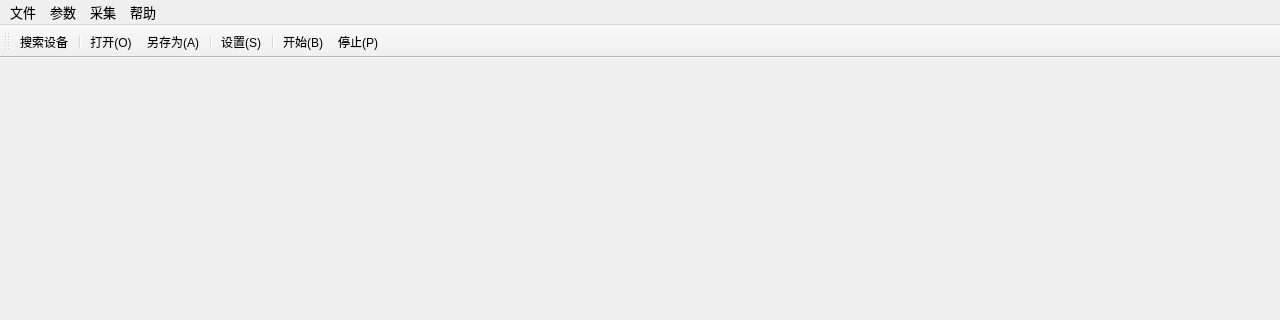
First picture: the form in mainwindow.ui, repository GitYuanZi/Coherent_wind, before the edit; both pictures show x 0 to 1280 and y 0 to 320 of the 1280 by 720 pixel window.
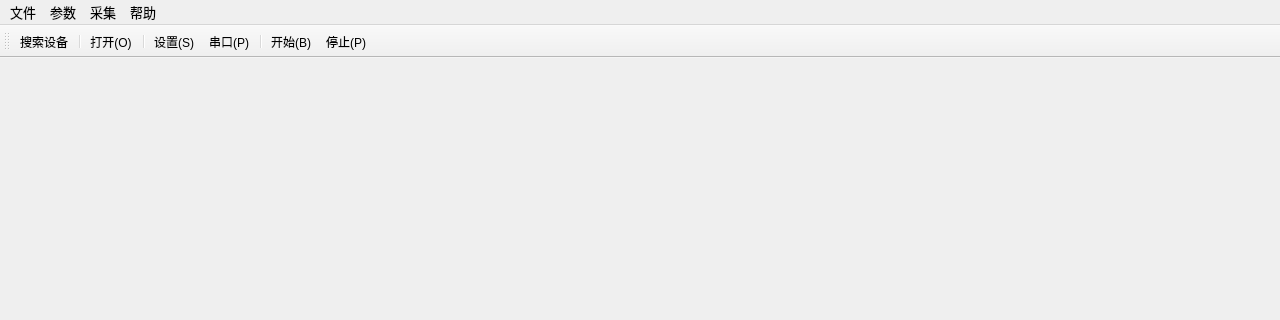
Second picture: the form after the edit. Icons and pictures are not drawn.

```diff
--- a/mainwindow.ui
+++ b/mainwindow.ui
@@ -104,9 +104,9 @@
    <addaction name="action_searchDevice"/>
    <addaction name="separator"/>
    <addaction name="action_open"/>
-   <addaction name="action_saveAs"/>
    <addaction name="separator"/>
    <addaction name="action_set"/>
+   <addaction name="action_serialport"/>
    <addaction name="separator"/>
    <addaction name="action_start"/>
    <addaction name="action_stop"/>
```
Left out of the diff: 1 changed line with no effect on the pictures.
